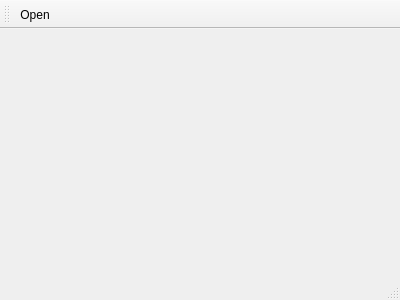
This is tol_editor/mainwindow.ui in Cyberzoid1/tol as Qt 5 draws it before an edit. The edited form follows.
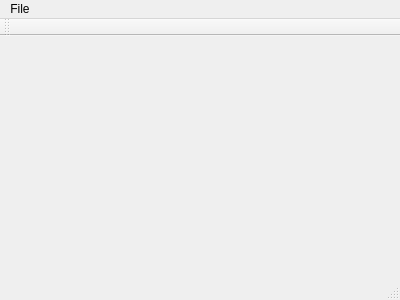
This is the edited form.

Commit message: successful test of reading in animation from menu action

Diff of the .ui file:
```diff
--- a/tol_editor/mainwindow.ui
+++ b/tol_editor/mainwindow.ui
@@ -25,6 +25,13 @@
    <property name="nativeMenuBar">
     <bool>false</bool>
    </property>
+   <widget class="QMenu" name="menuFile">
+    <property name="title">
+     <string>File</string>
+    </property>
+    <addaction name="actionOpen"/>
+   </widget>
+   <addaction name="menuFile"/>
   </widget>
   <widget class="QToolBar" name="mainToolBar">
    <attribute name="toolBarArea">
@@ -33,7 +40,6 @@
    <attribute name="toolBarBreak">
     <bool>false</bool>
    </attribute>
-   <addaction name="actionOpen"/>
   </widget>
   <widget class="QStatusBar" name="statusBar"/>
   <action name="actionOpen">
```
Left out of the diff: 3 changed lines with no effect on the pictures. The commit also changes 2 other files.
